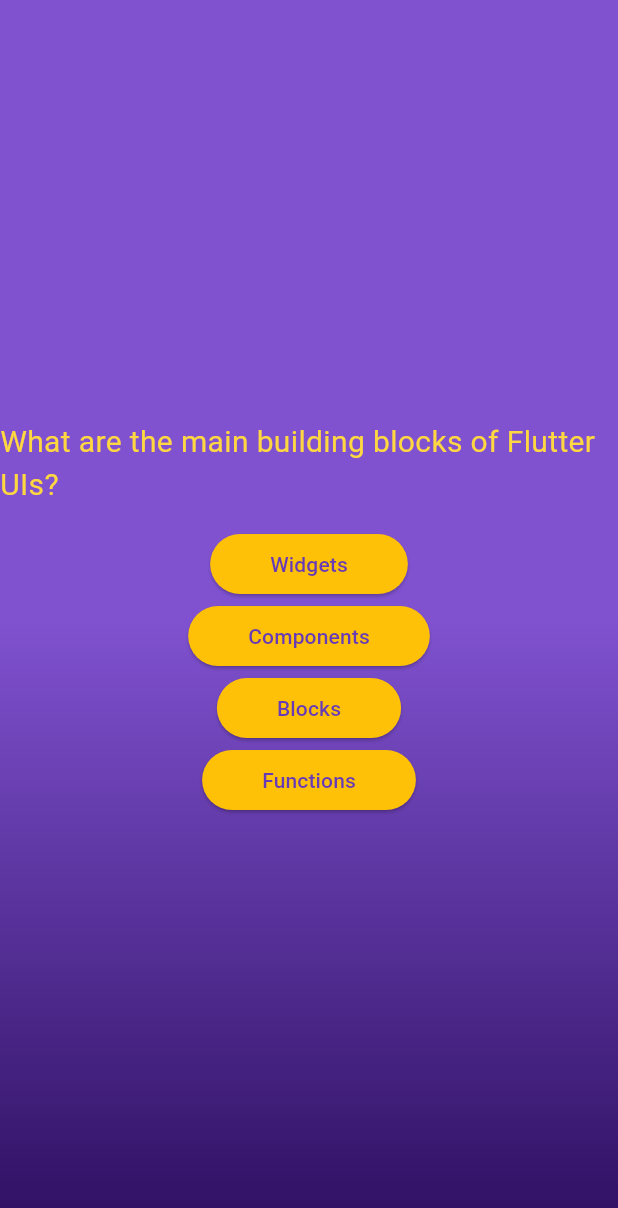
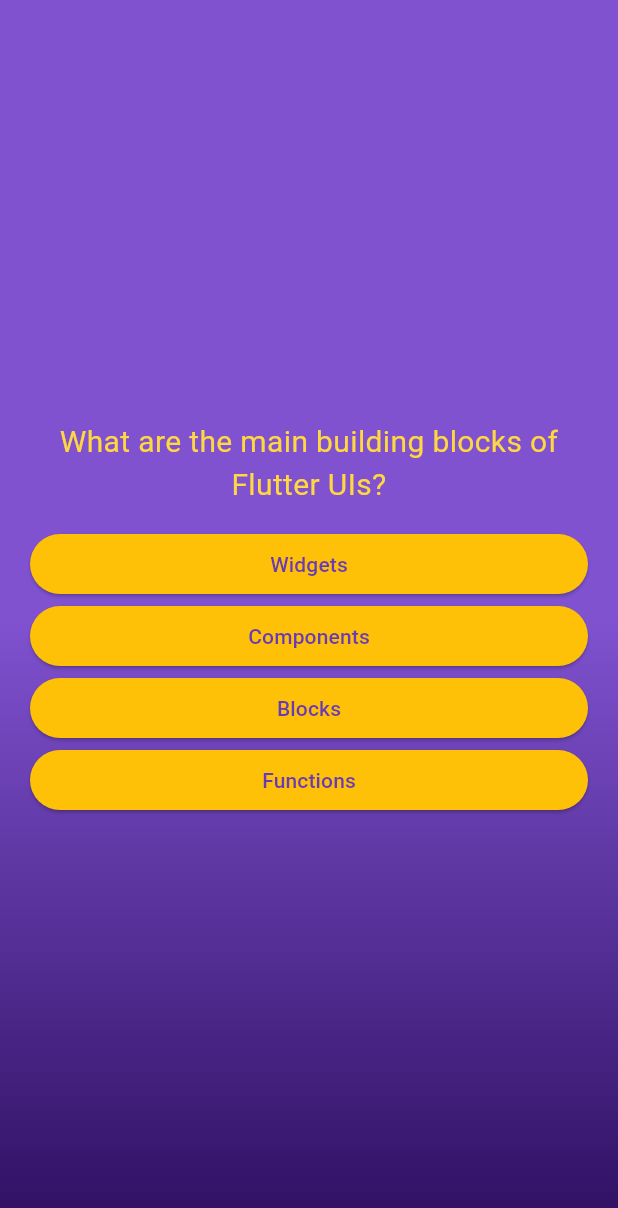
Before and after one commit to Akshitnalwaya/Flutter-Apps, a Flutter app: the screen it shows after launch, after a tap on "Press me", on a phone screen of 412 x 824 dp. Shown: the top 1208 px of the screen. Run offline on Flutter 3.47's test engine with Material 3 defaults, Android fonts, the phone set to English and light mode, and no system bars.

Commit message:
center and proper formating

```diff
--- a/quiz_app/lib/questions_screen.dart
+++ b/quiz_app/lib/questions_screen.dart
@@ -30,16 +30,19 @@
     final currentQuestion = questions[0];
     return SizedBox(
       width: double.infinity,
+      child: Container(
+        margin: const EdgeInsets.all(20),
         child: Column(
           mainAxisAlignment: MainAxisAlignment.center,
+          crossAxisAlignment: CrossAxisAlignment.stretch,
           children: [
             Text(
               currentQuestion.text,
               style: TextStyle(
                 color: Colors.amberAccent,
                 fontSize: 20,
-
               ),
+              textAlign: TextAlign.center,
             ),
             const SizedBox(
               height: 14,
@@ -57,6 +60,7 @@
             ),
           ],
         ),
+      ),
     );
   }
 }
```
Lines whose indentation alone changed are shown as unchanged.
